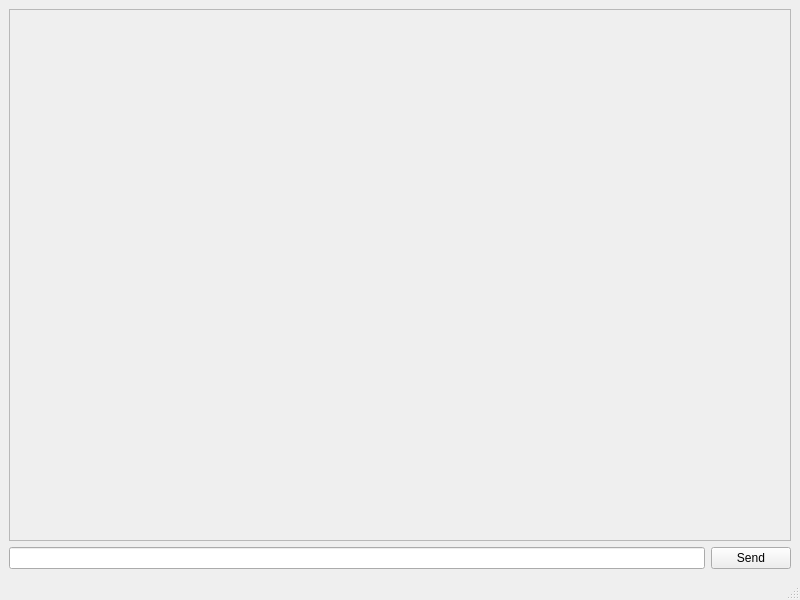
First picture: the form in mainwindow.ui, repository Kr-EA/KrMSG, before the edit.
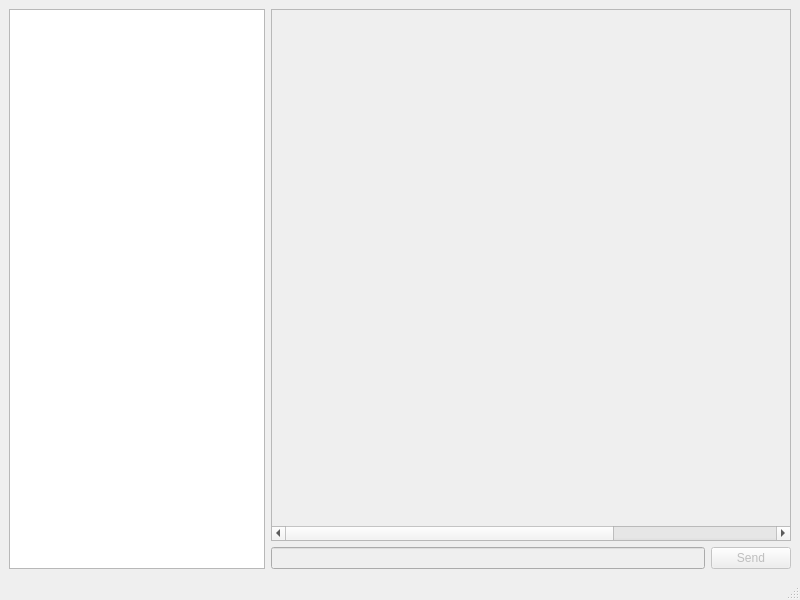
Second picture: the form after the edit.

```diff
--- a/mainwindow.ui
+++ b/mainwindow.ui
@@ -14,7 +14,12 @@
    <string>MainWindow</string>
   </property>
   <widget class="QWidget" name="centralwidget">
-   <layout class="QVBoxLayout" name="verticalLayout">
+   <layout class="QHBoxLayout" name="horizontalLayout_4" stretch="0,3">
+    <item>
+     <widget class="QListWidget" name="listWidget"/>
+    </item>
+    <item>
+     <layout class="QVBoxLayout" name="verticalLayout_5">
     <item>
      <widget class="QScrollArea" name="chatView">
       <property name="widgetResizable">
@@ -26,7 +31,7 @@
          <x>0</x>
          <y>0</y>
          <width>774</width>
-         <height>28</height>
+           <height>464</height>
         </rect>
        </property>
        <property name="minimumSize">
@@ -39,12 +44,19 @@
      </widget>
     </item>
     <item>
-     <layout class="QHBoxLayout" name="horizontalLayout">
+       <layout class="QHBoxLayout" name="horizontalLayout_5">
       <item>
-       <widget class="QLineEdit" name="messageInput"/>
+         <widget class="QLineEdit" name="messageInput">
+          <property name="enabled">
+           <bool>false</bool>
+          </property>
+         </widget>
       </item>
       <item>
        <widget class="QPushButton" name="sendMessage">
+          <property name="enabled">
+           <bool>false</bool>
+          </property>
         <property name="text">
          <string>Send</string>
         </property>
@@ -53,6 +65,8 @@
      </layout>
     </item>
    </layout>
+    </item>
+   </layout>
   </widget>
   <widget class="QMenuBar" name="menubar">
    <property name="geometry">
```
Left out of the diff: 2 changed lines with no effect on the pictures. Lines whose indentation alone changed are shown as unchanged.
